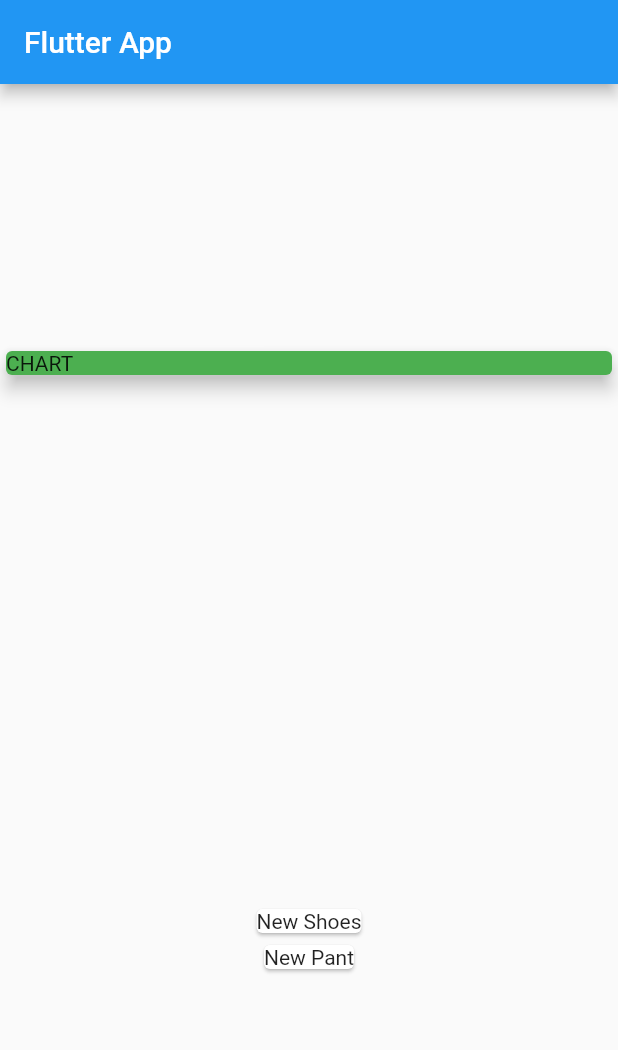
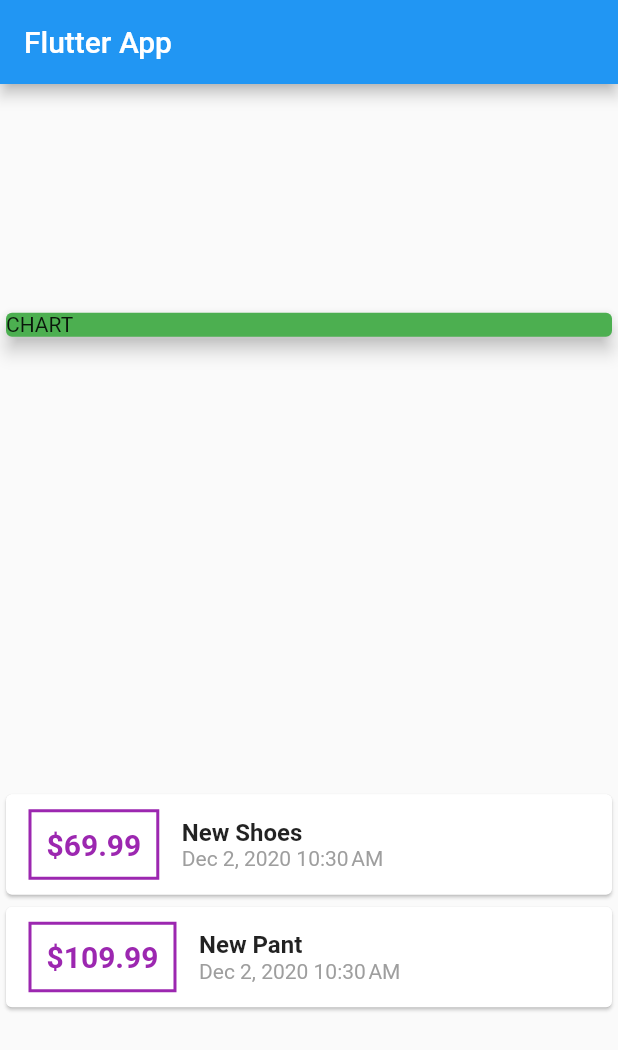
Before and after one commit to adamjweil/Personal_expense_Fluttter, a Flutter app: the screen it shows after launch, on a phone screen of 412 x 824 dp. Shown: the top 1050 px of the screen. Run offline on Flutter 3.47's test engine with Material 2 defaults, Android fonts, the phone set to English and light mode, and no system bars.

Commit message:
styling the transactions

```diff
--- a/lib/main.dart
+++ b/lib/main.dart
@@ -1,5 +1,7 @@
 import 'package:flutter/material.dart';
 import 'package:personal_expense_app/transaction.dart';
+import 'package:intl/intl.dart';
+
 import './transaction.dart';
 
 void main() => runApp(MyApp());
@@ -51,13 +53,57 @@ class MyHomePage extends StatelessWidget {
                 elevation: 5,
               ),
             ),
-            Column(children: transactions.map((tx) {
-              return Card(child: Text(tx.title),);
-            }).toList(), ),
+            Column(
+              children: transactions.map((tx) {
+                return Card(
+                  child: Row(
+                    children: <Widget>[
+                      Container(
+                        margin: EdgeInsets.symmetric(
+                          vertical: 10,
+                          horizontal: 15,
+                        ),
+                        decoration: BoxDecoration(
+                          border: Border.all(
+                            color: Colors.purple,
+                            width: 2,
+                          ),
+                        ),
+                        padding: EdgeInsets.all(10),
+                        child: Text(
+                          '\$${tx.amount}',
+                          style: TextStyle(
+                            fontWeight: FontWeight.bold,
+                            fontSize: 20,
+                            color: Colors.purple,
+                          ),
+                        ),
+                      ),
+                      Column(
+                        crossAxisAlignment: CrossAxisAlignment.start,
+                        children: <Widget>[
+                          Text(
+                            tx.title,
+                            style: TextStyle(
+                              fontSize: 16,
+                              fontWeight: FontWeight.bold,
+                            ),
+                          ),
+                          Text(
+                            DateFormat.yMMMd().add_jm().format(tx.date),
+                            style: TextStyle(color: Colors.grey
+                            ),
+                          ),
+                        ],
+                      ),
+                    ],
+                  ),
+                );
+              }).toList(),
+            ),
           ],
-        )
-    );
+        ));
   }
 }
 
-// Video 72
+// Video 83
--- a/pubspec.yaml
+++ b/pubspec.yaml
@@ -23,6 +23,7 @@ environment:
 dependencies:
   flutter:
     sdk: flutter
+  intl: ^0.15.8
 
 
   # The following adds the Cupertino Icons font to your application.
```
Also changed, not shown: pubspec.lock, 1 other file.
